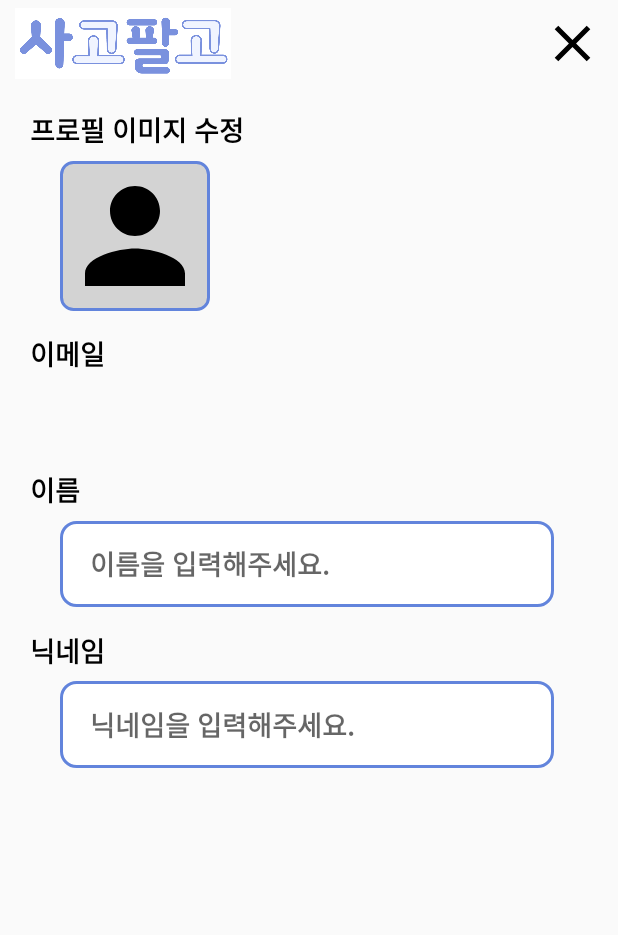
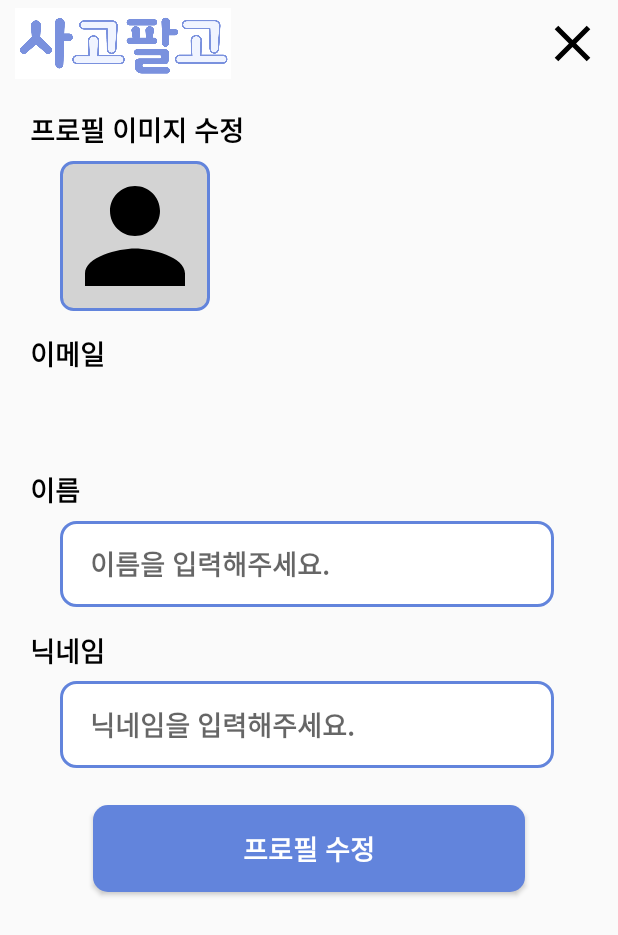
Before and after one commit to JeongEgg/used-trade-app, an Android app: the ProfileActivity screen opened directly, with no data from a screen before it, on a phone screen of 412 x 824 dp. Shown: the top 935 px of the screen. Run offline under Robolectric (Android 15) with nearby library versions, the phone set to English and light mode, and no system bars.

Commit message:
회원정보 수정 / 프로필 수정 후, 프로필 정보 전달 및 토큰 재발급

```diff
--- a/UsedTradeApp/app/src/main/java/com/example/usedtradeapp/domain/profile/api/ProfileApiService.java
+++ b/UsedTradeApp/app/src/main/java/com/example/usedtradeapp/domain/profile/api/ProfileApiService.java
@@ -1,12 +1,16 @@
 package com.example.usedtradeapp.domain.profile.api;
 
 
+import com.example.usedtradeapp.domain.profile.request.ProfileUpdateRequest;
 import com.example.usedtradeapp.domain.profile.response.ProfileActivityResponse;
 import com.example.usedtradeapp.domain.profile.response.ProfileFragmentResponse;
+import com.example.usedtradeapp.domain.profile.response.ProfileUpdateResponse;
 
 import retrofit2.Call;
+import retrofit2.http.Body;
 import retrofit2.http.GET;
 import retrofit2.http.Header;
+import retrofit2.http.POST;
 
 public interface ProfileApiService {
     @GET("/api/profile/fragment")  // 서버의 로그인 엔드포인트
@@ -14,4 +18,7 @@ public interface ProfileApiService {
 
     @GET("/api/profile/activity")
     Call<ProfileActivityResponse>getUserInfo(@Header("Authorization") String token);
+
+    @POST("/api/profile/activity")
+    Call<ProfileUpdateResponse>updateUserInfo(@Header("Authorization") String token, @Body ProfileUpdateRequest profileUpdateRequest);
 }
--- a/UsedTradeApp/app/src/main/res/layout/activity_profile.xml
+++ b/UsedTradeApp/app/src/main/res/layout/activity_profile.xml
@@ -173,5 +173,27 @@
         app:layout_constraintHeight_percent="0.07"
         app:layout_constraintTop_toBottomOf="@id/tv_profile_nickname"
         app:layout_constraintStart_toStartOf="parent"/>
+    <View
+        android:id="@+id/view5"
+        android:layout_width="match_parent"
+        android:layout_height="0dp"
+        app:layout_constraintHeight_percent="0.03"
+        app:layout_constraintTop_toBottomOf="@id/et_nickname_info"
+        app:layout_constraintStart_toStartOf="parent"/>
+
+    <Button
+        android:id="@+id/btn_profile_revise"
+        android:layout_width="0dp"
+        android:layout_height="0dp"
+        android:text="프로필 수정"
+        android:textColor="@color/white"
+        android:textStyle="bold"
+        android:textSize="18dp"
+        android:background="@drawable/btn_bg"
+        app:layout_constraintWidth_percent="0.7"
+        app:layout_constraintHeight_percent="0.07"
+        app:layout_constraintTop_toBottomOf="@id/view5"
+        app:layout_constraintStart_toStartOf="parent"
+        app:layout_constraintEnd_toEndOf="parent"/>
 
 </androidx.constraintlayout.widget.ConstraintLayout>
--- a/used-trade-app-backend/src/main/java/com/example/used_trade_app_backend/db/entity/UserEntity.java
+++ b/used-trade-app-backend/src/main/java/com/example/used_trade_app_backend/db/entity/UserEntity.java
@@ -1,16 +1,14 @@
 package com.example.used_trade_app_backend.db.entity;
 
 import jakarta.persistence.*;
-import lombok.AllArgsConstructor;
-import lombok.Builder;
-import lombok.Getter;
-import lombok.NoArgsConstructor;
+import lombok.*;
 
 import java.time.LocalDateTime;
 
 @Entity
 @Builder
 @Getter
+@Setter
 @Table(name = "user_entity")
 @NoArgsConstructor
 @AllArgsConstructor
--- a/used-trade-app-backend/src/main/java/com/example/used_trade_app_backend/domain/profile/request/ProfileFragmentRequest.java
+++ b/used-trade-app-backend/src/main/java/com/example/used_trade_app_backend/domain/profile/request/ProfileUpdateRequest.java
@@ -5,6 +5,7 @@ import lombok.Setter;
 
 @Getter
 @Setter
-public class ProfileFragmentRequest {
-    private String token;
+public class ProfileUpdateRequest {
+    private String username;
+    private String nickname;
 }
--- a/used-trade-app-backend/src/main/java/com/example/used_trade_app_backend/exception/ErrorCode.java
+++ b/used-trade-app-backend/src/main/java/com/example/used_trade_app_backend/exception/ErrorCode.java
@@ -14,7 +14,8 @@ public enum ErrorCode {
     INTERNAL_SERVER_ERROR(1006,"서버 오류기 발생했습니다."),
 
     INVALID_TOKEN(1007, "유효하지 않은 토큰입니다."),
-    ACCESS_DENIED(1008, "접근이 거부되었습니다.");
+    ACCESS_DENIED(1008, "접근이 거부되었습니다."),
+    USER_INFORMATION_TAMPERED(1009, "사용자 정보가 위조되었습니다.");
 
 
     public final int code;
```
Also changed, not shown: UsedTradeApp/app/src/main/java/com/example/usedtradeapp/activity/ProfileActivity.java (+53 -9 lines), UsedTradeApp/app/src/main/java/com/example/usedtradeapp/domain/profile/request/ProfileUpdateRequest.java (added, +27 -0 lines), UsedTradeApp/app/src/main/java/com/example/usedtradeapp/domain/profile/response/ProfileUpdateResponse.java (added, +37 -0 lines), used-trade-app-backend/src/main/java/com/example/used_trade_app_backend/domain/profile/api/ProfileController.java (+35 -0 lines), used-trade-app-backend/src/main/java/com/example/used_trade_app_backend/domain/profile/response/ProfileUpdateResponse.java (added, +19 -0 lines), used-trade-app-backend/src/main/java/com/example/used_trade_app_backend/domain/profile/service/ProfileService.java (+14 -0 lines), used-trade-app-backend/src/main/java/com/example/used_trade_app_backend/exception/ProfileControllerAdvice.java (+17 -0 lines), used-trade-app-backend/src/main/java/com/example/used_trade_app_backend/exception/UserInformationTamperedException.java (added, +14 -0 lines).
